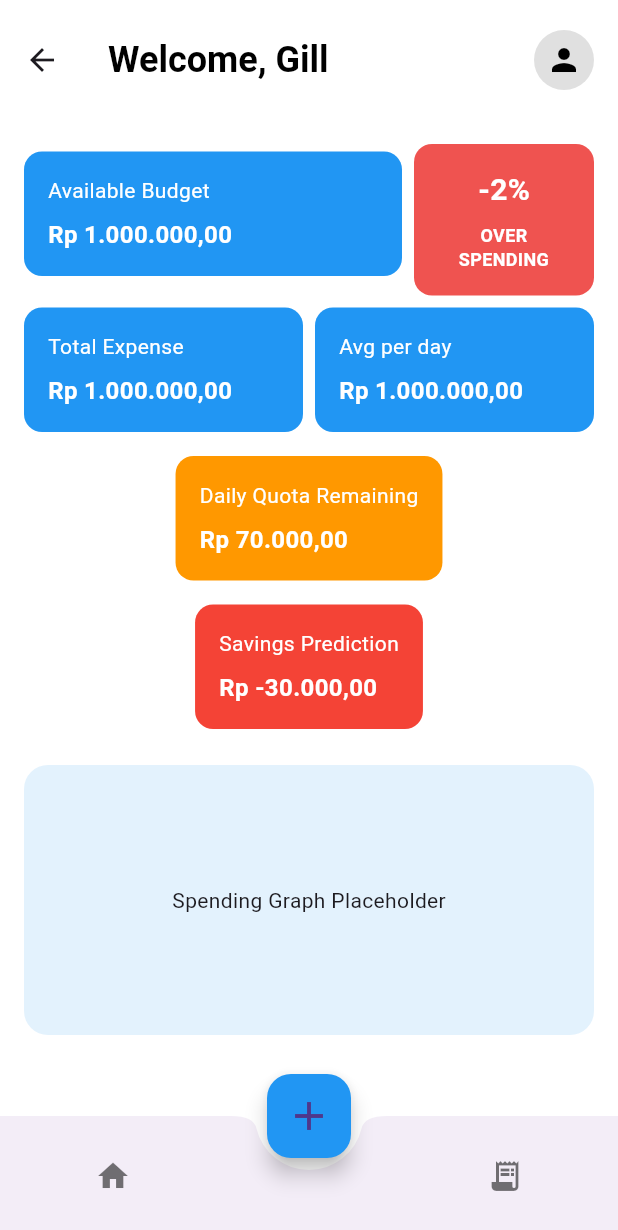
After one commit to kenzitjandra/BudgetTrackerApp, a Flutter app: the HomePage screen opened by its route, on a phone screen of 412 x 824 dp. The commit adds this screen. Shown: the top 1230 px of the screen. Run offline on Flutter 3.47's test engine with Material 3 defaults, Android fonts, the phone set to English and light mode, and no system bars; our stand-ins replace shared_preferences; accounts and stored records are empty; Roboto replaces fonts that are missing (Sans).

Commit message:
adding home dashboard

```diff
--- a/lib/dashboard_page.dart
+++ b/lib/dashboard_page.dart
@@ -2,6 +2,8 @@ import 'package:flutter/material.dart';
 import 'package:shared_preferences/shared_preferences.dart';
 
 class DashboardPage extends StatefulWidget {
+  const DashboardPage({super.key});
+
   @override
   _DashboardPageState createState() => _DashboardPageState();
 }
@@ -31,14 +33,19 @@ class _DashboardPageState extends State<DashboardPage> {
       ),
       body: Padding(
         padding: const EdgeInsets.all(20.0),
-        child: token == null
+        child:
+            token == null
                 ? Center(child: CircularProgressIndicator())
                 : Column(
                   crossAxisAlignment: CrossAxisAlignment.start,
                   children: [
-                  Text('Welcome back!',
+                    Text(
+                      'Welcome back!',
                       style: TextStyle(
-                          fontSize: 24, fontWeight: FontWeight.bold)),
+                        fontSize: 24,
+                        fontWeight: FontWeight.bold,
+                      ),
+                    ),
                     SizedBox(height: 8),
                     Text('Your Token:', style: TextStyle(color: Colors.grey)),
                     Text(
@@ -49,19 +56,28 @@ class _DashboardPageState extends State<DashboardPage> {
                     SizedBox(height: 20),
                     Card(
                       shape: RoundedRectangleBorder(
-                        borderRadius: BorderRadius.circular(16)),
+                        borderRadius: BorderRadius.circular(16),
+                      ),
                       color: Colors.green.shade100,
                       child: ListTile(
                         title: Text("Balance"),
-                      subtitle: Text("\$5,400.00",
+                        subtitle: Text(
+                          "\$5,400.00",
                           style: TextStyle(
-                              fontSize: 24, fontWeight: FontWeight.bold)),
+                            fontSize: 24,
+                            fontWeight: FontWeight.bold,
+                          ),
+                        ),
                       ),
                     ),
                     SizedBox(height: 20),
-                  Text("Recent Transactions",
-                      style:
-                          TextStyle(fontSize: 18, fontWeight: FontWeight.bold)),
+                    Text(
+                      "Recent Transactions",
+                      style: TextStyle(
+                        fontSize: 18,
+                        fontWeight: FontWeight.bold,
+                      ),
+                    ),
                     Expanded(
                       child: ListView(
                         children: [
@@ -82,7 +98,7 @@ class _DashboardPageState extends State<DashboardPage> {
                           ),
                         ],
                       ),
-                  )
+                    ),
                   ],
                 ),
       ),
--- /dev/null
+++ b/lib/home_page.dart
@@ -0,0 +1,183 @@
+import 'package:flutter/material.dart';
+
+class HomePage extends StatelessWidget {
+  const HomePage({super.key});
+
+  @override
+  Widget build(BuildContext context) {
+    return Scaffold(
+      backgroundColor: Colors.white,
+      appBar: AppBar(
+        toolbarHeight: 80,
+        backgroundColor: Colors.transparent,
+        elevation: 0,
+        title: const Text(
+          'Welcome, Gill',
+          style: TextStyle(
+            fontSize: 24,
+            fontWeight: FontWeight.bold,
+            color: Colors.black,
+          ),
+        ),
+        actions: [
+          Padding(
+            padding: const EdgeInsets.only(right: 16),
+            child: CircleAvatar(
+              backgroundColor: Colors.grey[300],
+              child: const Icon(Icons.person, color: Colors.black),
+            ),
+          ),
+        ],
+      ),
+      body: SingleChildScrollView(
+        padding: const EdgeInsets.all(16),
+        child: Column(
+          children: [
+            // Row 1
+            Row(
+              children: [
+                Expanded(
+                  child: _buildCard(
+                    'Available Budget',
+                    'Rp 1.000.000,00',
+                    Colors.blue,
+                  ),
+                ),
+                const SizedBox(width: 8),
+                _buildOutlookCard('-2%', 'OVER\nSPENDING'),
+              ],
+            ),
+            const SizedBox(height: 8),
+
+            // Row 2
+            Row(
+              children: [
+                Expanded(
+                  child: _buildCard(
+                    'Total Expense',
+                    'Rp 1.000.000,00',
+                    Colors.blue,
+                  ),
+                ),
+                const SizedBox(width: 8),
+                Expanded(
+                  child: _buildCard(
+                    'Avg per day',
+                    'Rp 1.000.000,00',
+                    Colors.blue,
+                  ),
+                ),
+              ],
+            ),
+            const SizedBox(height: 8),
+
+            // Quota Remaining
+            _buildCard('Daily Quota Remaining', 'Rp 70.000,00', Colors.orange),
+            const SizedBox(height: 8),
+
+            // Savings Prediction
+            _buildCard('Savings Prediction', 'Rp -30.000,00', Colors.red),
+            const SizedBox(height: 16),
+
+            // Placeholder for Graph
+            Container(
+              height: 180,
+              decoration: BoxDecoration(
+                borderRadius: BorderRadius.circular(16),
+                color: Colors.blue[50],
+              ),
+              alignment: Alignment.center,
+              child: const Text('Spending Graph Placeholder'),
+            ),
+          ],
+        ),
+      ),
+      bottomNavigationBar: BottomAppBar(
+        shape: const CircularNotchedRectangle(),
+        notchMargin: 8,
+        child: SizedBox(
+          height: 60,
+          child: Row(
+            mainAxisAlignment: MainAxisAlignment.spaceAround,
+            children: const [
+              Icon(Icons.home, color: Colors.black54),
+              SizedBox(width: 48), // Space for FAB
+              Icon(Icons.receipt_long, color: Colors.black54),
+            ],
+          ),
+        ),
+      ),
+      floatingActionButton: FloatingActionButton(
+        onPressed: () {
+          // Navigate to Add Transaction
+        },
+        backgroundColor: Colors.blue,
+        child: const Icon(Icons.add, size: 32),
+      ),
+      floatingActionButtonLocation: FloatingActionButtonLocation.centerDocked,
+    );
+  }
+
+  Widget _buildCard(String title, String value, Color color) {
+    return Container(
+      padding: const EdgeInsets.all(16),
+      margin: const EdgeInsets.only(bottom: 8),
+      decoration: BoxDecoration(
+        color: color,
+        borderRadius: BorderRadius.circular(12),
+      ),
+      child: Column(
+        crossAxisAlignment: CrossAxisAlignment.start,
+        children: [
+          Text(
+            title,
+            style: const TextStyle(color: Colors.white, fontSize: 14),
+          ),
+          const SizedBox(height: 8),
+          Text(
+            value,
+            style: const TextStyle(
+              fontSize: 16,
+              fontWeight: FontWeight.bold,
+              color: Colors.white,
+            ),
+          ),
+        ],
+      ),
+    );
+  }
+
+  Widget _buildOutlookCard(String percent, String status) {
+    return Container(
+      width: 120,
+      padding: const EdgeInsets.all(16),
+      decoration: BoxDecoration(
+        color: Colors.red[400],
+        borderRadius: BorderRadius.circular(12),
+      ),
+      child: Column(
+        children: [
+          Text(
+            percent,
+            style: const TextStyle(
+              fontSize: 20,
+              fontWeight: FontWeight.bold,
+              color: Colors.white,
+            ),
+          ),
+          const SizedBox(height: 8),
+          Text(
+            status,
+            style: const TextStyle(
+              color: Colors.white,
+              fontSize: 12,
+              height: 1.3,
+              fontWeight: FontWeight.w600,
+            ),
+            textAlign: TextAlign.center,
+          ),
+        ],
+      ),
+    );
+  }
+}
--- a/lib/main.dart
+++ b/lib/main.dart
@@ -2,6 +2,7 @@ import 'package:flutter/material.dart';
 import 'login_page.dart';
 import 'register_page.dart';
 import 'dashboard_page.dart'; // 👈 Import the dashboard page
+import 'home_page.dart';
 
 void main() {
   runApp(TrackerApp());
@@ -12,15 +13,12 @@ class TrackerApp extends StatelessWidget {
   Widget build(BuildContext context) {
     return MaterialApp(
       title: 'TRACKER',
-      theme: ThemeData(
-        primarySwatch: Colors.indigo,
-        fontFamily: 'Sans',
-      ),
+      theme: ThemeData(primarySwatch: Colors.indigo, fontFamily: 'Sans'),
       home: LoginPage(),
       routes: {
         '/login': (context) => LoginPage(),
         '/register': (context) => RegisterPage(),
-        '/dashboard': (context) => DashboardPage(), // 👈 Register dashboard route
+        '/dashboard': (context) => HomePage(), // 👈 Register dashboard route
       },
     );
   }
```
Lines whose indentation alone changed are shown as unchanged.
